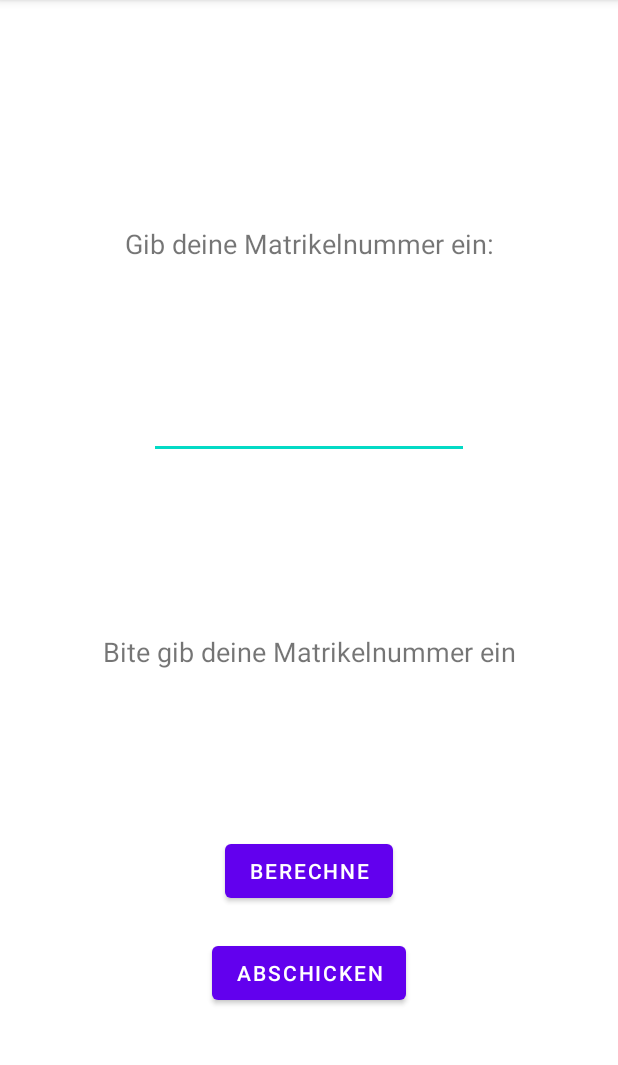
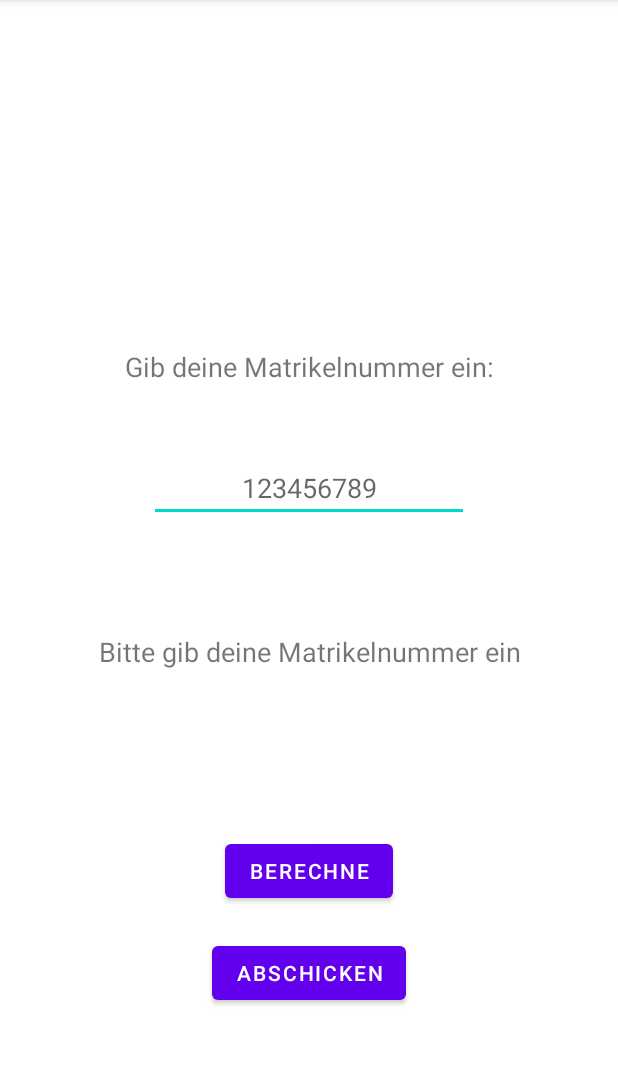
Before and after one commit to Yuelichang/SE2_Einzelbeispiel_LIN, an Android app: the screen it shows after launch (MainActivity), after a tap on "BERECHNE", on a phone screen of 412 x 824 dp, the part 84-1149 px from its top. Run offline under Robolectric (Android 15) with nearby library versions, the phone set to English and light mode, and no system bars; 1 other tap on this screen came first.

Commit message:
refactoring and bugfix

```diff
--- a/app/src/main/java/com/example/se2_einzelbeispiel_lin/MainActivity.java
+++ b/app/src/main/java/com/example/se2_einzelbeispiel_lin/MainActivity.java
@@ -3,6 +3,7 @@ package com.example.se2_einzelbeispiel_lin;
 import androidx.appcompat.app.AppCompatActivity;
 
 import android.os.Bundle;
+import android.util.Log;
 import android.widget.Button;
 import android.widget.EditText;
 import android.widget.TextView;
@@ -22,9 +23,9 @@ public class MainActivity extends AppCompatActivity {
     TextView calcView;
     TextView serverView;
 
-    String userInput;
+
     String serverText;
-    String nullText = "Bite gib deine Matrikelnummer ein";
+    String nullText = "Bitte gib deine Matrikelnummer ein";
 
 
 
@@ -51,15 +52,24 @@ public class MainActivity extends AppCompatActivity {
             } catch (InterruptedException ie) {
             }
             serverView.setText(serverText);
+            calcView.setText("");
         });
 
 
 //------------------OnClick CalcBtn-----------------------------
 
         calcBtn.setOnClickListener(view -> {
-            String output = toBinary(checksum());
+
+            String userInput = mNrTxt.getText().toString();
+            String output = nullText;
+
+            if (userInput.length() > 0) {
+                output = toBinary(checksum(userInput));
+            }
             calcView.setText(output);
+            serverView.setText("");
         });
+
     }
 
 //-------------------create Thread------------------------------
@@ -67,7 +77,7 @@ public class MainActivity extends AppCompatActivity {
     public Runnable createThread() {
         Runnable runnable = () -> {
             try {
-                userInput = mNrTxt.getText().toString();
+                String userInput = mNrTxt.getText().toString();
                 Socket clientSocket = new Socket("se2-isys.aau.at", 53212);
                 DataOutputStream outToServer = new DataOutputStream(clientSocket.getOutputStream());
                 BufferedReader inFromServer = new BufferedReader(new InputStreamReader(clientSocket.getInputStream()));
@@ -83,14 +93,14 @@ public class MainActivity extends AppCompatActivity {
 
 //-----------------Quersumme berechnen-------------------------
 
-    public String checksum() {
-        String output = "";
-        userInput = mNrTxt.getText().toString();
+    public String checksum(String userInput) {
+
         char[] userInputArray = userInput.toCharArray();
         int sum = 0;
         for (int i = 0; i < userInputArray.length; i++) {
             sum += Character.getNumericValue(userInputArray[i]);
         }
+
         return String.valueOf(sum);
     }
 
@@ -99,12 +109,14 @@ public class MainActivity extends AppCompatActivity {
     public String toBinary(String sum) {
         StringBuilder result = new StringBuilder();
         int number = Integer.parseInt(sum);
+        if (number == 0) {
+            return "0";
+        }
         while (number!=0) {
             result.append(number % 2);
             number = number /2;
         }
         result.reverse();
-        if (result.length() != 0 ) { return result.toString(); }
-        else return nullText;
+        return result.toString();
     }
 }
--- a/app/src/main/res/layout/activity_main.xml
+++ b/app/src/main/res/layout/activity_main.xml
@@ -10,7 +10,7 @@
         android:id="@+id/serverBtn"
         android:layout_width="wrap_content"
         android:layout_height="wrap_content"
-        android:text="Abschicken"
+        android:text="@string/abschicken"
         android:gravity="center"
         app:layout_constraintBottom_toBottomOf="parent"
         app:layout_constraintEnd_toEndOf="parent"
@@ -22,7 +22,7 @@
         android:id="@+id/calcBtn"
         android:layout_width="wrap_content"
         android:layout_height="wrap_content"
-        android:text="BERECHNE"
+        android:text="@string/berechne"
         android:gravity="center"
         app:layout_constraintBottom_toBottomOf="parent"
         app:layout_constraintEnd_toEndOf="parent"
@@ -35,33 +35,34 @@
         android:layout_width="wrap_content"
         android:layout_height="wrap_content"
         android:ems="10"
+        android:gravity="center"
+        android:hint="@string/_123456789"
         android:inputType="numberSigned"
-        android:gravity="center"
         app:layout_constraintBottom_toBottomOf="parent"
         app:layout_constraintEnd_toEndOf="parent"
         app:layout_constraintStart_toStartOf="parent"
         app:layout_constraintTop_toTopOf="parent"
-        app:layout_constraintVertical_bias="0.361" />
+        app:layout_constraintVertical_bias="0.419" />
 
     <TextView
         android:id="@+id/textView"
         android:layout_width="wrap_content"
         android:layout_height="wrap_content"
-        android:text="Gib deine Matrikelnummer ein:"
+        android:gravity="center"
+        android:text="@string/gib_deine_matrikelnummer_ein"
         android:textSize="18sp"
-        android:gravity="center"
         app:layout_constraintBottom_toBottomOf="parent"
         app:layout_constraintEnd_toEndOf="parent"
         app:layout_constraintStart_toStartOf="parent"
         app:layout_constraintTop_toTopOf="parent"
-        app:layout_constraintVertical_bias="0.202" />
+        app:layout_constraintVertical_bias="0.312" />
 
     <TextView
         android:id="@+id/calcView"
         android:layout_width="wrap_content"
         android:layout_height="wrap_content"
         android:gravity="center"
-        android:text="Antwort vom Server"
+        android:text="@string/antwort_vom_server"
         android:textSize="18sp"
         app:layout_constraintBottom_toBottomOf="parent"
         app:layout_constraintEnd_toEndOf="parent"
@@ -73,7 +74,7 @@
         android:id="@+id/serverView"
         android:layout_width="wrap_content"
         android:layout_height="wrap_content"
-        android:text="Berechnung:"
+        android:text="@string/berechnung"
         android:textSize="18sp"
         android:gravity="center"
         app:layout_constraintBottom_toBottomOf="parent"
--- a/app/src/main/res/values/colors.xml
+++ b/app/src/main/res/values/colors.xml
@@ -7,4 +7,6 @@
     <color name="teal_700">#FF018786</color>
     <color name="black">#FF000000</color>
     <color name="white">#FFFFFFFF</color>
+    <color name="aau_blue_bright">#539FC6</color>
+    <color name="aau_blue_dark">#436F80</color>
 </resources>
--- a/app/src/main/res/values/strings.xml
+++ b/app/src/main/res/values/strings.xml
@@ -1,3 +1,9 @@
 <resources>
     <string name="app_name">SE2_Einzelbeispiel_LIN</string>
+    <string name="antwort_vom_server">Antwort vom Server</string>
+    <string name="berechnung">Berechnung:</string>
+    <string name="gib_deine_matrikelnummer_ein">Gib deine Matrikelnummer ein:</string>
+    <string name="berechne">berechne</string>
+    <string name="abschicken">Abschicken</string>
+    <string name="_123456789">123456789</string>
 </resources>
```
